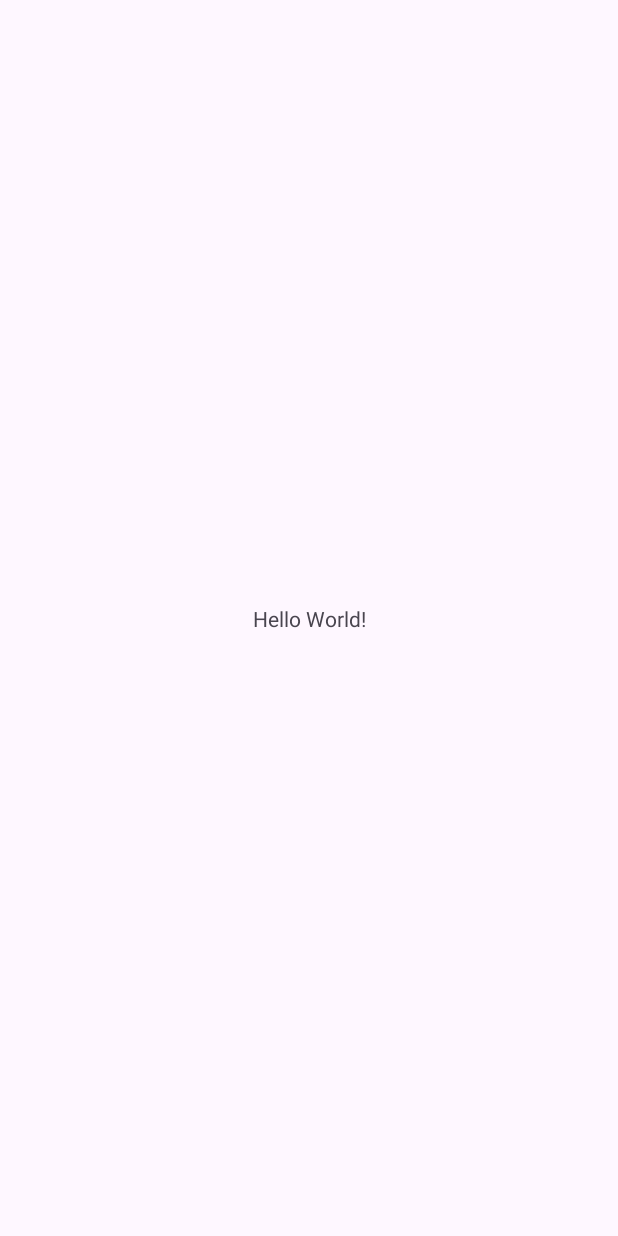
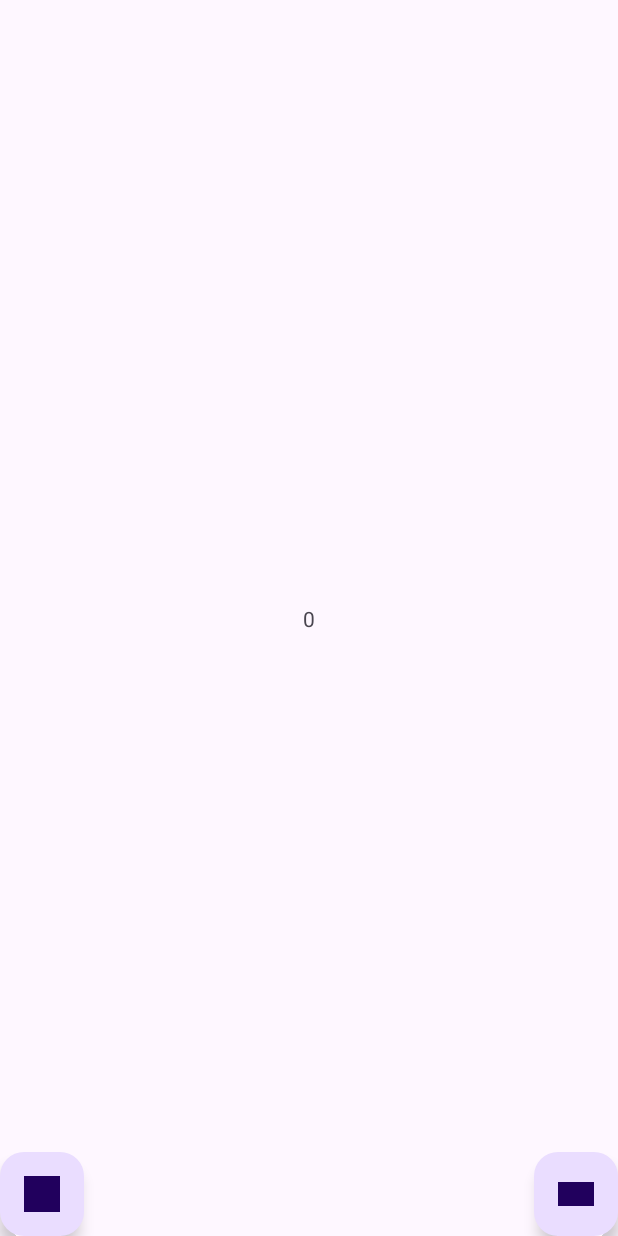
Before and after one commit to Glibrary-Source/Practice_Android, an Android app: the screen it shows after launch (MainActivity), on a phone screen of 412 x 824 dp. Before the commit the screen is almost empty. Run offline under Robolectric (Android 15) with nearby library versions, the phone set to English and light mode, and no system bars; our stand-ins replace data binding.

Commit message:
Android Practice ex code

```diff
--- a/Android_Practice_MVVM/Practice_MVVM/app/build.gradle.kts
+++ b/Android_Practice_MVVM/Practice_MVVM/app/build.gradle.kts
@@ -1,6 +1,7 @@
 plugins {
     id("com.android.application")
     id("org.jetbrains.kotlin.android")
+    id("kotlin-kapt")
 }
 
 android {
@@ -33,9 +34,13 @@ android {
     kotlinOptions {
         jvmTarget = "1.8"
     }
+    dataBinding {
+        enable = true
+    }
 }
 
 dependencies {
+
 
     implementation("androidx.core:core-ktx:1.12.0")
     implementation("androidx.appcompat:appcompat:1.6.1")
@@ -44,4 +49,10 @@ dependencies {
     testImplementation("junit:junit:4.13.2")
     androidTestImplementation("androidx.test.ext:junit:1.1.5")
     androidTestImplementation("androidx.test.espresso:espresso-core:3.5.1")
+
+    // viewModel & liveData
+    val lifecycle_version = "2.7.0"
+    implementation ("androidx.lifecycle:lifecycle-viewmodel-ktx:$lifecycle_version")
+    implementation ("androidx.lifecycle:lifecycle-livedata-ktx:$lifecycle_version")
+
 }
--- a/Android_Practice_MVVM/Practice_MVVM/app/src/main/java/com/twproject/practice_mvvm/MainActivity.kt
+++ b/Android_Practice_MVVM/Practice_MVVM/app/src/main/java/com/twproject/practice_mvvm/MainActivity.kt
@@ -2,10 +2,22 @@ package com.twproject.practice_mvvm
 
 import androidx.appcompat.app.AppCompatActivity
 import android.os.Bundle
+import androidx.databinding.DataBindingUtil
+import androidx.lifecycle.ViewModelProvider
+import com.twproject.practice_mvvm.databinding.ActivityMainBinding
 
 class MainActivity : AppCompatActivity() {
+
+    private lateinit var binding: ActivityMainBinding
+    private lateinit var mViewModel : MainViewModel
+
     override fun onCreate(savedInstanceState: Bundle?) {
         super.onCreate(savedInstanceState)
-        setContentView(R.layout.activity_main)
+        binding = DataBindingUtil.setContentView(this, R.layout.activity_main)
+
+        mViewModel = ViewModelProvider(this)[MainViewModel::class.java]
+
+        binding.lifecycleOwner = this
+        binding.viewModel = mViewModel
     }
 }
--- /dev/null
+++ b/Android_Practice_MVVM/Practice_MVVM/app/src/main/java/com/twproject/practice_mvvm/MainViewModel.kt
@@ -0,0 +1,30 @@
+package com.twproject.practice_mvvm
+
+import android.view.View
+import androidx.lifecycle.AndroidViewModel
+import androidx.lifecycle.MutableLiveData
+import androidx.lifecycle.ViewModel
+
+class MainViewModel : ViewModel() {
+
+    // ViewModel()을 상속받을 경우
+    // class MainViewModel():ViewModel(){}
+
+    //LiveData
+    //값이 변경되는 경우 MutableLiveData로 선언한다.
+    var count = MutableLiveData<Int>()
+
+    init {
+        count.value = 0
+    }
+
+    fun increase(view : View) {
+        count.value = count.value?.plus(1)
+    }
+
+    fun decrease(view : View) {
+        count.value = count.value?.minus(1)
+    }
+
+
+}
--- a/Android_Practice_MVVM/Practice_MVVM/app/src/main/res/layout/activity_main.xml
+++ b/Android_Practice_MVVM/Practice_MVVM/app/src/main/res/layout/activity_main.xml
@@ -1,18 +1,48 @@
 <?xml version="1.0" encoding="utf-8"?>
-<androidx.constraintlayout.widget.ConstraintLayout xmlns:android="http://schemas.android.com/apk/res/android"
+<layout xmlns:android="http://schemas.android.com/apk/res/android"
     xmlns:app="http://schemas.android.com/apk/res-auto"
-    xmlns:tools="http://schemas.android.com/tools"
+    xmlns:tools="http://schemas.android.com/tools">
+
+    <data>
+        <variable
+            name="viewModel"
+            type="com.twproject.practice_mvvm.MainViewModel" />
+    </data>
+
+    <androidx.constraintlayout.widget.ConstraintLayout
         android:layout_width="match_parent"
         android:layout_height="match_parent"
         tools:context=".MainActivity">
 
         <TextView
+            android:id="@+id/txt_result"
             android:layout_width="wrap_content"
             android:layout_height="wrap_content"
-        android:text="Hello World!"
+            android:text="@{Integer.toString(viewModel.count)}"
+            app:layout_constraintBottom_toBottomOf="parent"
+            app:layout_constraintLeft_toLeftOf="parent"
+            app:layout_constraintRight_toRightOf="parent"
+            app:layout_constraintTop_toTopOf="parent" />
+
+        <com.google.android.material.floatingactionbutton.FloatingActionButton
+            android:id="@+id/fab_minus"
+            android:layout_width="wrap_content"
+            android:layout_height="wrap_content"
+            android:onClick="@{viewModel::increase}"
+            app:layout_constraintBottom_toBottomOf="parent"
+            app:layout_constraintStart_toStartOf="parent"
+            app:srcCompat="@drawable/apple"
+            tools:ignore="ContentDescription" />
+
+        <com.google.android.material.floatingactionbutton.FloatingActionButton
+            android:id="@+id/fab_plus"
+            android:layout_width="wrap_content"
+            android:layout_height="wrap_content"
+            android:onClick="@{viewModel::increase}"
             app:layout_constraintBottom_toBottomOf="parent"
             app:layout_constraintEnd_toEndOf="parent"
-        app:layout_constraintStart_toStartOf="parent"
-        app:layout_constraintTop_toTopOf="parent" />
+            app:srcCompat="@drawable/banana"
+            tools:ignore="ContentDescription" />
 
     </androidx.constraintlayout.widget.ConstraintLayout>
+</layout>
```
Also changed, not shown: Android_Practice_MVVM/Practice_MVVM/app/src/main/res/drawable/apple.jpg (added), Android_Practice_MVVM/Practice_MVVM/app/src/main/res/drawable/banana.jpg (added). Lines whose indentation alone changed are shown as unchanged.
